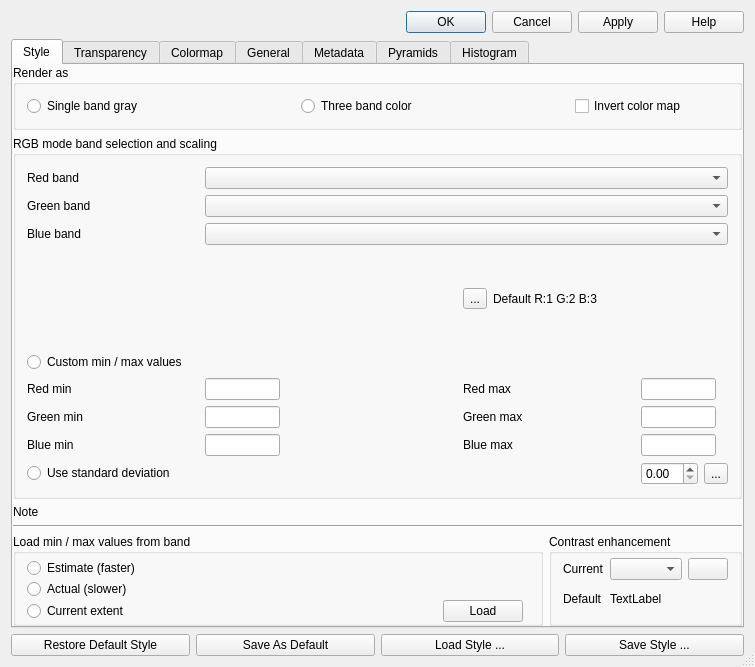
Old version of the form src/ui/qgsrasterlayerpropertiesbase.ui in the repository qgis/QGIS.
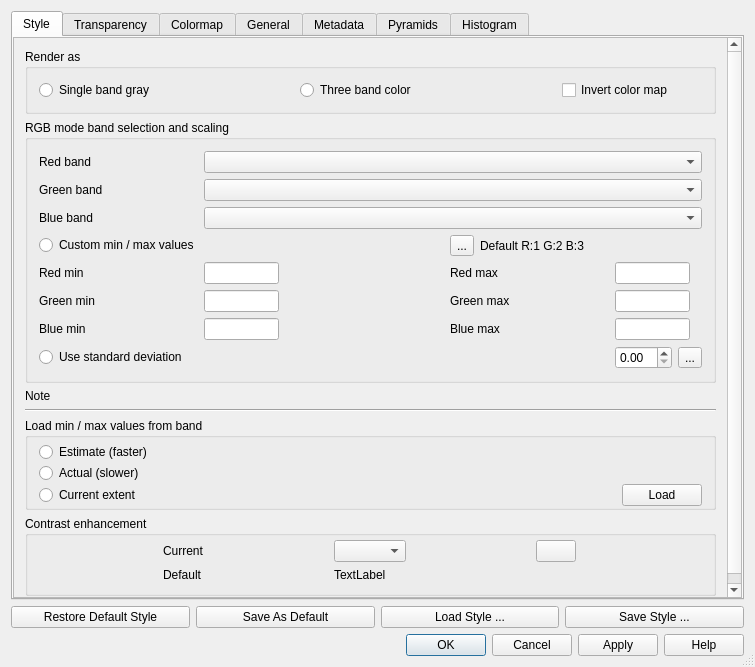
New version of the form. The open tabs and pages were chosen to show the change. Icons and pictures are not drawn. Custom widgets are drawn as their Qt base class.

Commit message: restore buttons to bottom and put pages in scroll areas for raster properties too

Patch:
```diff
--- a/src/ui/qgsrasterlayerpropertiesbase.ui
+++ b/src/ui/qgsrasterlayerpropertiesbase.ui
@@ -48,12 +48,30 @@
        <property name="margin">
         <number>0</number>
        </property>
-       <item row="0" column="0" colspan="2">
+       <item row="1" column="0">
+        <widget class="QScrollArea" name="scrollArea_3">
+         <property name="frameShadow">
+          <enum>QFrame::Plain</enum>
+         </property>
+         <property name="widgetResizable">
+          <bool>true</bool>
+         </property>
+         <widget class="QWidget" name="scrollAreaWidgetContents_6">
+          <property name="geometry">
+           <rect>
+            <x>0</x>
+            <y>0</y>
+            <width>766</width>
+            <height>699</height>
+           </rect>
+          </property>
+          <layout class="QVBoxLayout" name="verticalLayout_2">
+           <item>
         <widget class="QGroupBox" name="groupBox_3">
          <property name="title">
           <string>Render as</string>
          </property>
-         <layout class="QHBoxLayout">
+             <layout class="QHBoxLayout" name="_2">
           <item>
            <widget class="QRadioButton" name="rbtnSingleBand">
             <property name="text">
@@ -110,7 +128,7 @@
          </layout>
         </widget>
        </item>
-       <item row="1" column="0" colspan="2">
+           <item>
         <widget class="QStackedWidget" name="stackedWidget">
          <property name="sizePolicy">
           <sizepolicy hsizetype="Expanding" vsizetype="Minimum">
@@ -122,7 +140,7 @@
           <number>0</number>
          </property>
          <widget class="QWidget" name="rgb">
-          <layout class="QGridLayout">
+              <layout class="QGridLayout" name="_5">
            <property name="margin">
             <number>0</number>
            </property>
@@ -219,34 +237,6 @@
                 </property>
                </widget>
               </item>
-              <item row="3" column="3" colspan="2">
-               <layout class="QHBoxLayout">
-                <item>
-                 <widget class="QToolButton" name="pbtnMakeBandCombinationDefault">
-                  <property name="toolTip">
-                   <string>Save current RGB composition as default. This setting will be persistent between QGIS sessions.</string>
-                  </property>
-                  <property name="whatsThis">
-                   <string>Save current RGB composition as default. This setting will be persistent between QGIS sessions.</string>
-                  </property>
-                  <property name="text">
-                   <string>...</string>
-                  </property>
-                  <property name="icon">
-                   <iconset>
-                    <normaloff>../../images/themes/default/mActionFileSave.png</normaloff>../../images/themes/default/mActionFileSave.png</iconset>
-                  </property>
-                 </widget>
-                </item>
-                <item>
-                 <widget class="QLabel" name="labelDefaultBandCombination">
-                  <property name="text">
-                   <string>Default R:1 G:2 B:3</string>
-                  </property>
-                 </widget>
-                </item>
-               </layout>
-              </item>
               <item row="4" column="0" colspan="2">
                <widget class="QRadioButton" name="rbtnThreeBandMinMax">
                 <property name="text">
@@ -548,6 +538,34 @@
                 </item>
                </layout>
               </item>
+                  <item row="4" column="3" colspan="2">
+                   <layout class="QHBoxLayout" name="_6">
+                    <item>
+                     <widget class="QToolButton" name="pbtnMakeBandCombinationDefault">
+                      <property name="toolTip">
+                       <string>Save current RGB composition as default. This setting will be persistent between QGIS sessions.</string>
+                      </property>
+                      <property name="whatsThis">
+                       <string>Save current RGB composition as default. This setting will be persistent between QGIS sessions.</string>
+                      </property>
+                      <property name="text">
+                       <string>...</string>
+                      </property>
+                      <property name="icon">
+                       <iconset>
+                        <normaloff>../../images/themes/default/mActionFileSave.png</normaloff>../../images/themes/default/mActionFileSave.png</iconset>
+                      </property>
+                     </widget>
+                    </item>
+                    <item>
+                     <widget class="QLabel" name="labelDefaultBandCombination">
+                      <property name="text">
+                       <string>Default R:1 G:2 B:3</string>
+                      </property>
+                     </widget>
+                    </item>
+                   </layout>
+                  </item>
              </layout>
             </widget>
            </item>
@@ -739,26 +757,26 @@
          </widget>
         </widget>
        </item>
-       <item row="2" column="0" colspan="2">
+           <item>
         <widget class="QLabel" name="lblMinMaxEstimateWarning">
          <property name="text">
           <string>Note</string>
          </property>
         </widget>
        </item>
-       <item row="4" column="0" colspan="2">
+           <item>
         <widget class="Line" name="line">
          <property name="orientation">
           <enum>Qt::Horizontal</enum>
          </property>
         </widget>
        </item>
-       <item row="5" column="0">
+           <item>
         <widget class="QGroupBox" name="groupBox_2">
          <property name="title">
           <string>Load min / max values from band</string>
          </property>
-         <layout class="QGridLayout">
+             <layout class="QGridLayout" name="_4">
           <property name="topMargin">
            <number>4</number>
           </property>
@@ -778,7 +796,7 @@
             </property>
            </widget>
           </item>
-          <item row="0" column="1" colspan="3">
+              <item row="0" column="1" colspan="2">
            <spacer>
             <property name="orientation">
              <enum>Qt::Horizontal</enum>
@@ -841,12 +859,12 @@
          </layout>
         </widget>
        </item>
-       <item row="5" column="1">
+           <item>
         <widget class="QGroupBox" name="groupBox_8">
          <property name="title">
           <string>Contrast enhancement</string>
          </property>
-         <layout class="QGridLayout">
+             <layout class="QGridLayout" name="_3">
           <property name="topMargin">
            <number>4</number>
           </property>
@@ -921,6 +939,10 @@
        </item>
       </layout>
      </widget>
+        </widget>
+       </item>
+      </layout>
+     </widget>
      <widget class="QWidget" name="tabBarPage2">
       <attribute name="icon">
        <iconset resource="../../images/images.qrc">
@@ -1951,7 +1973,7 @@
      </property>
     </widget>
    </item>
-   <item row="0" column="0" colspan="4">
+   <item row="3" column="0" colspan="4">
     <widget class="QDialogButtonBox" name="buttonBox">
      <property name="orientation">
       <enum>Qt::Horizontal</enum>
```
Left out of the diff: 212 changed lines with no effect on the pictures. Lines whose indentation alone changed are shown as unchanged.
